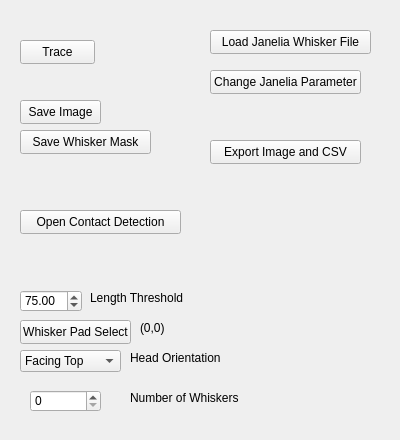
Old version of the form src/WhiskerToolbox/Whisker_Widget/Whisker_Widget.ui in the repository paulmthompson/WhiskerToolbox.
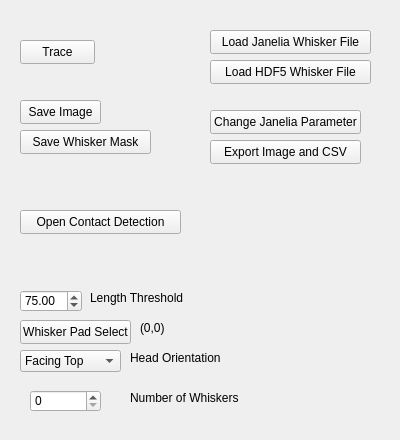
New version of the form.

What changed in the file:
```diff
--- a/src/WhiskerToolbox/Whisker_Widget/Whisker_Widget.ui
+++ b/src/WhiskerToolbox/Whisker_Widget/Whisker_Widget.ui
@@ -225,7 +225,7 @@
    <property name="geometry">
     <rect>
      <x>210</x>
-     <y>70</y>
+     <y>110</y>
      <width>151</width>
      <height>24</height>
     </rect>
@@ -234,6 +234,19 @@
     <string>Change Janelia Parameter</string>
    </property>
   </widget>
+  <widget class="QPushButton" name="load_hdf5_button">
+   <property name="geometry">
+    <rect>
+     <x>210</x>
+     <y>60</y>
+     <width>161</width>
+     <height>24</height>
+    </rect>
+   </property>
+   <property name="text">
+    <string>Load HDF5 Whisker File</string>
+   </property>
+  </widget>
  </widget>
  <resources/>
  <connections/>
```
